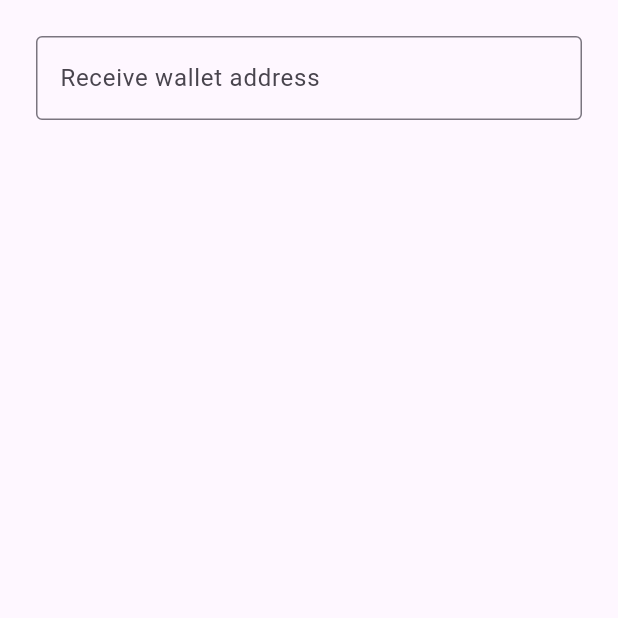
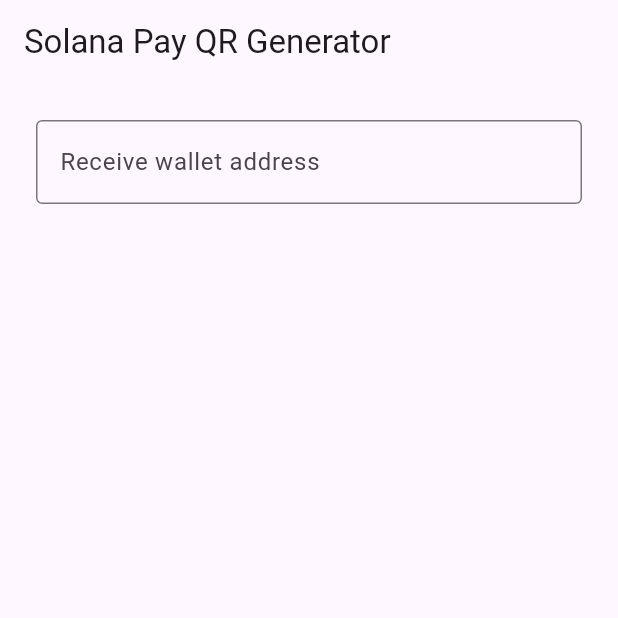
Before and after one commit to kackogut/solana_pay_generator, a Flutter app: the screen it shows after launch, on a phone screen of 412 x 824 dp, the top half of it. Run offline on Flutter 3.47's test engine with Material 2 defaults, Android fonts, the phone set to English and light mode, and no system bars; our stand-ins replace equatable, flutter_bloc.

Commit message:
Parameters input cubit

```diff
--- /dev/null
+++ b/lib/feature/input/bloc/parameters_input_cubit.dart
@@ -0,0 +1,11 @@
+import 'package:flutter_bloc/flutter_bloc.dart';
+import 'package:sol_pay_gen/feature/input/bloc/parameters_input_state.dart';
+
+class ParametersInputCubit extends Cubit<ParametersInputState> {
+
+  ParametersInputCubit() : super(const ParametersInputState(address: ""));
+
+  void onAddressChange(String address) {
+    emit(state.copyWith(address: address));
+  }
+}
--- /dev/null
+++ b/lib/feature/input/bloc/parameters_input_state.dart
@@ -0,0 +1,13 @@
+import 'package:equatable/equatable.dart';
+
+class ParametersInputState extends Equatable {
+  final String address;
+
+  const ParametersInputState({required this.address});
+
+  @override
+  List<Object?> get props => [address];
+
+  ParametersInputState copyWith({String? address}) =>
+      ParametersInputState(address: address ?? this.address);
+}
--- a/lib/feature/input/parameters_input_screen.dart
+++ b/lib/feature/input/parameters_input_screen.dart
@@ -1,12 +1,31 @@
 import 'package:flutter/material.dart';
+import 'package:flutter_bloc/flutter_bloc.dart';
+import 'package:sol_pay_gen/feature/input/bloc/parameters_input_cubit.dart';
+
+import 'bloc/parameters_input_state.dart';
 
 class ParametersInputScreen extends StatelessWidget {
-
   const ParametersInputScreen({super.key});
 
   @override
-  Widget build(BuildContext context) => const Scaffold(
-        body: Column(
+  Widget build(BuildContext context) => Scaffold(
+        appBar: AppBar(
+          title: Text("Solana Pay QR Generator"),
+        ),
+        body: BlocBuilder<ParametersInputCubit, ParametersInputState>(
+          builder: (context, state) => InputBody(state: state)
+        )
+      );
+}
+
+class InputBody extends StatelessWidget {
+  const InputBody({super.key, required this.state});
+
+  final ParametersInputState state;
+
+  @override
+  Widget build(BuildContext context) {
+    return Column(
       children: [
         Padding(
           padding: EdgeInsets.all(24.0),
@@ -15,9 +34,10 @@ class ParametersInputScreen extends StatelessWidget {
               border: OutlineInputBorder(),
               labelText: 'Receive wallet address',
             ),
+            onChanged: (address) => context.read<ParametersInputCubit>().onAddressChange(address),
           ),
         )
       ],
-        ),
     );
   }
+}
--- a/lib/main.dart
+++ b/lib/main.dart
@@ -1,4 +1,6 @@
 import 'package:flutter/material.dart';
+import 'package:flutter_bloc/flutter_bloc.dart';
+import 'package:sol_pay_gen/feature/input/bloc/parameters_input_cubit.dart';
 
 import 'feature/input/parameters_input_screen.dart';
 
@@ -18,7 +20,10 @@ class MyApp extends StatelessWidget {
         colorScheme: ColorScheme.fromSeed(seedColor: Colors.deepPurple),
         useMaterial3: true,
       ),
-      home: ParametersInputScreen(),
+      home: BlocProvider(
+        create: (_) => ParametersInputCubit(),
+        child: ParametersInputScreen(),
+      )
     );
   }
 }
--- a/pubspec.yaml
+++ b/pubspec.yaml
@@ -31,9 +31,8 @@ dependencies:
   flutter:
     sdk: flutter
 
-
-  # The following adds the Cupertino Icons font to your application.
-  # Use with the CupertinoIcons class for iOS style icons.
+  flutter_bloc: ^8.1.3
+  equatable: ^2.0.3
   cupertino_icons: ^1.0.2
 
 dev_dependencies:
```
Also changed, not shown: pubspec.lock. Lines whose indentation alone changed are shown as unchanged.
